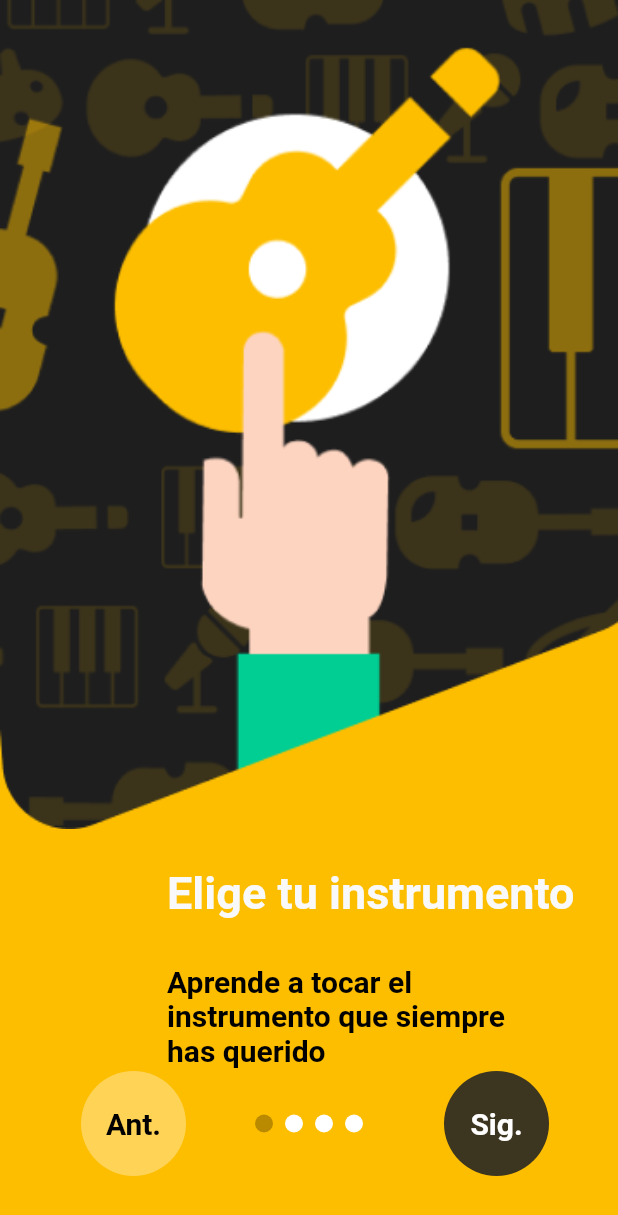
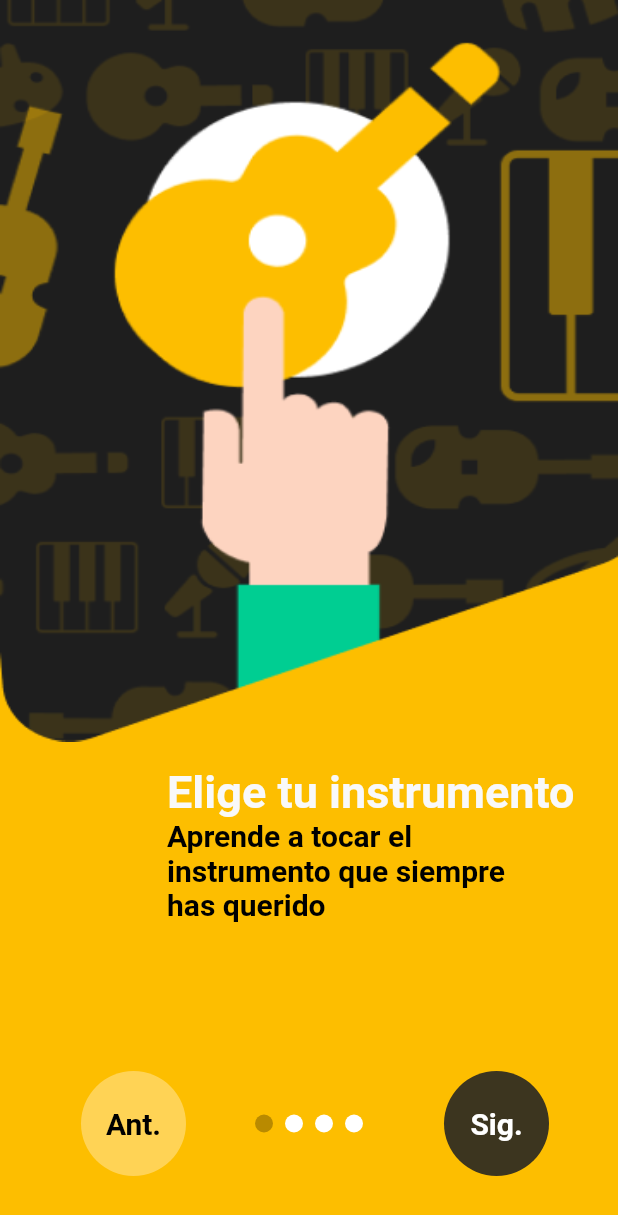
Before and after one commit to 203413/instrumaster_frontend, a Flutter app: the screen it shows after launch, on a phone screen of 412 x 824 dp. Shown: the top 1215 px of the screen. Run offline on Flutter 3.47's test engine with Material 2 defaults, Android fonts, the phone set to English and light mode, and no system bars; our stand-ins replace bloc, dio, flutter_bloc, flutter_svg, fluttertoast, line_icons and 3 more; missing offline and left inert: flutter_sound; Roboto replaces fonts that are missing (Readex Pro).

Commit message:
onboarding fix

```diff
--- a/lib/onboarding/pages/onboarding.dart
+++ b/lib/onboarding/pages/onboarding.dart
@@ -57,18 +57,22 @@ class _OnBoardingState extends State<OnBoarding> {
                         Column(
                           mainAxisAlignment: MainAxisAlignment.start,
                           children: [
-                            Image(
-                              image: AssetImage(contents[i].image),
-                              fit: BoxFit.fill,
-                              width: double.infinity,
-                            ),
-                            const SizedBox(
-                              height: 25,
+                            Container(
+                              constraints: BoxConstraints(
+                                maxHeight:
+                                    (MediaQuery.of(context).size.height) * 0.6,
+                              ),
+                              child: Image(
+                                image: AssetImage(contents[i].image),
+                                fit: BoxFit.fill,
+                                width: double.infinity,
+                              ),
                             ),
                             Padding(
                               padding: EdgeInsets.only(
-                                  left:
-                                      MediaQuery.of(context).size.width * 0.2),
+                                left: MediaQuery.of(context).size.width * 0.2,
+                                top: MediaQuery.of(context).size.height * 0.02,
+                              ),
                               child: Container(
                                 child: Column(
                                   crossAxisAlignment: CrossAxisAlignment.start,
@@ -81,9 +85,6 @@ class _OnBoardingState extends State<OnBoarding> {
                                         color:
                                             Color.fromARGB(255, 249, 249, 249),
                                       ),
-                                    ),
-                                    const SizedBox(
-                                      height: 30,
                                     ),
                                     Text(
                                       contents[i].description,
```
